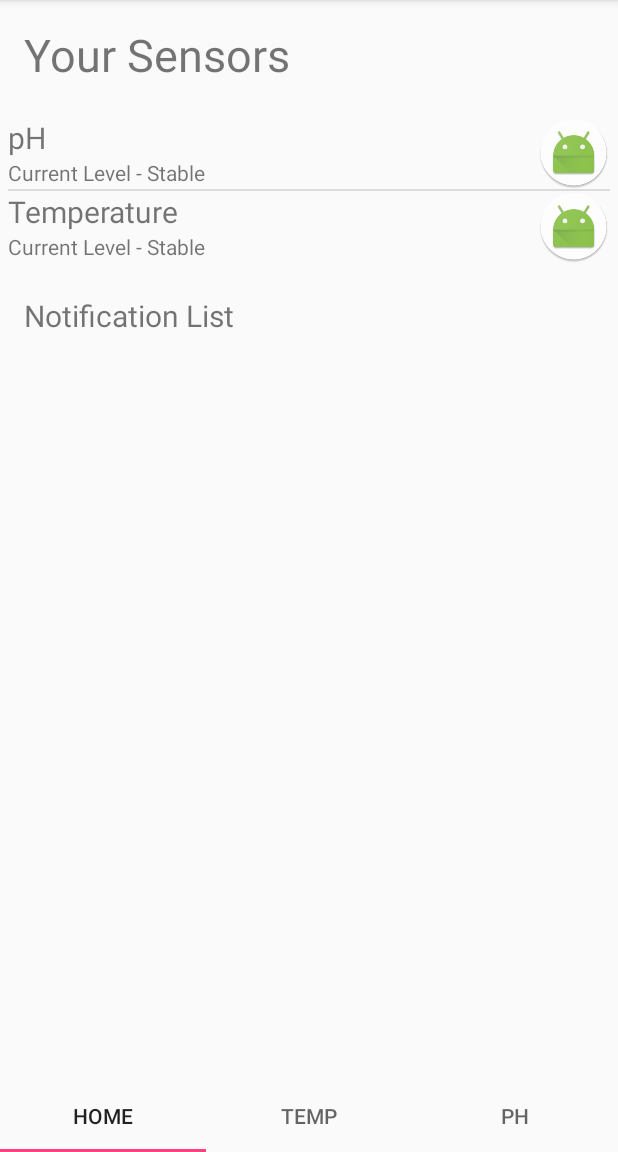
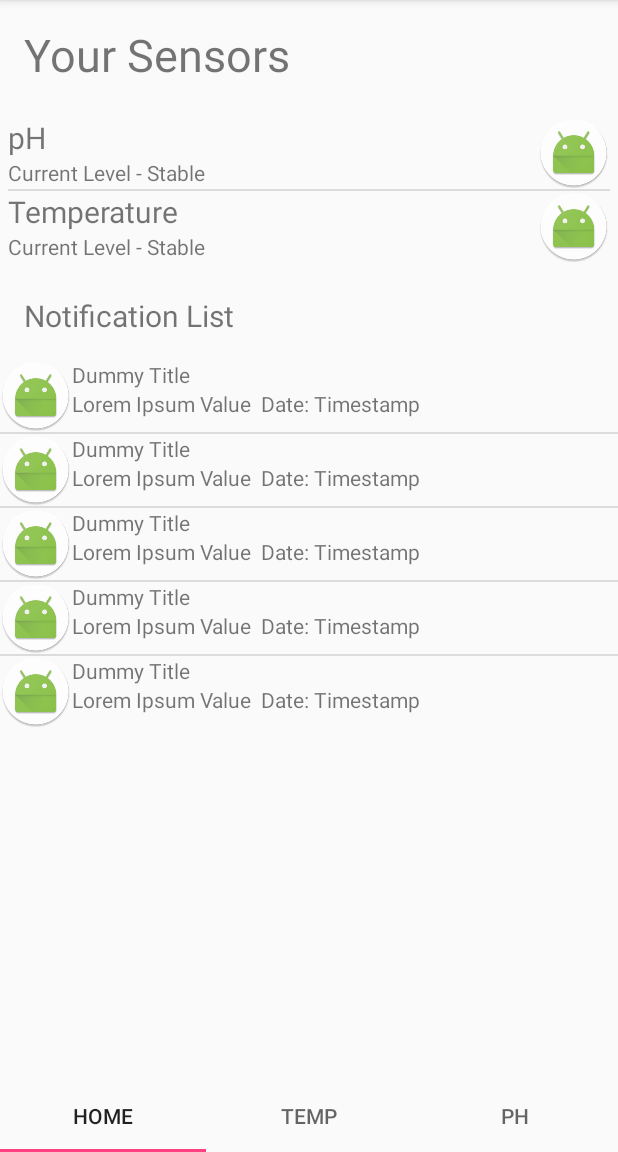
Before and after one commit to jasonm718/COSC_SmartTank, an Android app: the HomeFragment screen opened directly, with no data from a screen before it, on a phone screen of 412 x 824 dp, the part 84-1236 px from its top. Run offline under Robolectric (Android 15) with nearby library versions, the phone set to English and light mode, and no system bars; our stand-ins replace Room's generated code; libraries missing offline, so code that uses them is left out: com.github.mikephil.charting, com.loopj.android, cz.msebera.android; 3 statements that could not run were skipped.

Commit message:
Added notification list, notification adapter, and populated list with dummy data

```diff
--- a/androidApp/app/src/main/java/cosc4342/smarttank/HomeFragment.java
+++ b/androidApp/app/src/main/java/cosc4342/smarttank/HomeFragment.java
@@ -11,22 +11,28 @@ import android.widget.TextView;
 
 
 import java.util.ArrayList;
+import java.util.Arrays;
+import java.util.Collection;
 import java.util.List;
 
 
 public class HomeFragment extends Fragment {
 
-    SensorAdapter sensors;
     ListView sensors_list;
+
+    ListView notification_list;
 
     @Override
     public View onCreateView(LayoutInflater inflater, ViewGroup container, Bundle savedInstanceState) {
         super.onCreate(savedInstanceState);
         View root = inflater.inflate(R.layout.home_view, container, false);
         sensors_list = (ListView) root.findViewById(R.id.sensor_list);
-        sensors = new SensorAdapter();
-        populate(sensors);
-        sensors_list.setAdapter(sensors);
+        notification_list = (ListView) root.findViewById(R.id.notification_list);
+
+
+
+        notification_list.setAdapter(new NotificationAdapter());
+        sensors_list.setAdapter(new SensorAdapter(new ArrayList<>(Arrays.asList("pH", "Temperature"))));
 
 
         return root;
@@ -54,6 +60,12 @@ public class HomeFragment extends Fragment {
 
     class SensorAdapter extends BaseAdapter{
         List<String> sensors;
+
+        SensorAdapter(){}
+
+        SensorAdapter(List<String> sensors){
+            this.sensors = sensors;
+        }
 
         public void setSensors(List<String> sensors) {
             this.sensors = sensors;
@@ -93,4 +105,51 @@ public class HomeFragment extends Fragment {
 
     }
 
+    class NotificationAdapter extends BaseAdapter{
+
+        List<Notification> notifications = new ArrayList<>();
+
+
+        NotificationAdapter(){
+
+            populateFakeData();
+        }
+
+
+        void populateFakeData(){
+            for(int index = 0; index < 5; index++){
+                notifications.add(new Notification("Temperature", String.valueOf(80 + index), "11-26-2017", "LOW"));
+            }
+        }
+
+        @Override
+        public int getCount() {
+            return notifications.size();
+        }
+
+        @Override
+        public Object getItem(int position) {
+            return notifications.get(position);
+        }
+
+        @Override
+        public long getItemId(int id) {
+            return id;
+        }
+
+        @Override
+        public View getView(int position, View row, ViewGroup viewGroup) {
+
+            if(row == null){
+                row = getActivity().getLayoutInflater().inflate(R.layout.notification_row, viewGroup, false);
+
+                TextView paragraph = (TextView) row.findViewById(R.id.notification_paragraph);
+
+                paragraph.setText("Lorem Ipsum Value  Date: Timestamp");
+            }
+
+            return row;
+        }
+    }
+
 }
--- a/androidApp/app/src/main/res/layout/home_view.xml
+++ b/androidApp/app/src/main/res/layout/home_view.xml
@@ -21,7 +21,7 @@
 
 
     <TextView
-        android:id="@+id/notification_title"
+        android:id="@+id/notifications_title"
         android:text="Notification List"
         android:textSize="20dp"
         android:layout_margin="@dimen/activity_horizontal_margin"
--- /dev/null
+++ b/androidApp/app/src/main/res/layout/notification_row.xml
@@ -0,0 +1,36 @@
+<?xml version="1.0" encoding="utf-8"?>
+<LinearLayout xmlns:android="http://schemas.android.com/apk/res/android"
+              android:orientation="horizontal"
+              android:layout_width="match_parent"
+              android:layout_height="match_parent">
+
+    <LinearLayout
+        android:layout_width="wrap_content"
+        android:layout_height="wrap_content">
+        <ImageView
+            android:id="@+id/notification_display"
+            android:background="@mipmap/ic_launcher_round"
+            android:layout_width="wrap_content"
+            android:layout_height="wrap_content"/>
+    </LinearLayout>
+
+
+
+    <LinearLayout
+        android:orientation="vertical"
+        android:layout_width="wrap_content"
+        android:layout_height="wrap_content">
+
+        <TextView
+            android:id="@+id/notification_title"
+            android:text="Dummy Title"
+            android:layout_width="wrap_content"
+            android:layout_height="wrap_content"/>
+
+        <TextView
+            android:id="@+id/notification_paragraph"
+            android:layout_width="wrap_content"
+            android:layout_height="wrap_content"/>
+    </LinearLayout>
+
+</LinearLayout>
```
